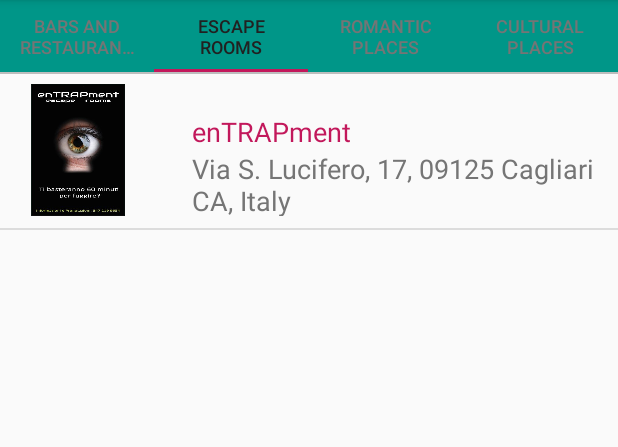
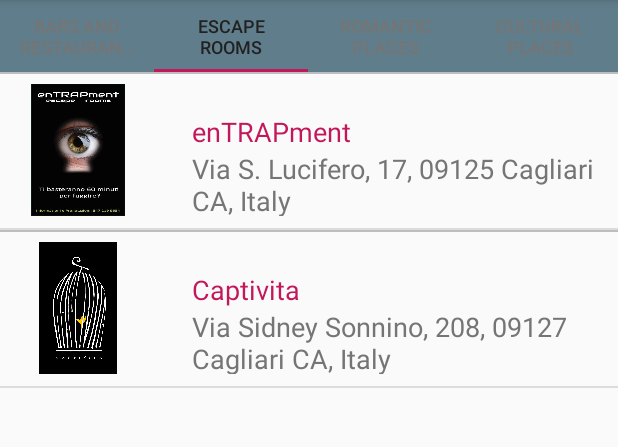
Before and after one commit to Melsara/HolidayEscape, an Android app: the screen it shows after launch (MainActivity), tab 2 chosen, on a phone screen of 412 x 824 dp, the part 84-531 px from its top. Run offline under Robolectric (Android 15) with nearby library versions, the phone set to English and light mode, and no system bars.

Commit message:
Adding second er.

```diff
--- a/app/src/main/java/eu/escapeadvisor/holidayescape/ErFragment.java
+++ b/app/src/main/java/eu/escapeadvisor/holidayescape/ErFragment.java
@@ -33,6 +33,8 @@ public class ErFragment extends Fragment {
 
         ers.add(new POI(mContext.getResources().getString(R.string.category_er),getString(R.string.er_name1), getString(R.string.er_url1), getString(R.string.er_email1), getString(R.string.er_tel1),
                 39.215552, 9.118157, R.drawable.entrapment, getString(R.string.er_desc1),getString(R.string.er_address1) ));
+        ers.add(new POI(mContext.getResources().getString(R.string.category_er),getString(R.string.er_name2), getString(R.string.er_url2), getString(R.string.er_email2), getString(R.string.er_tel2),
+                39.215552, 9.118157, R.drawable.captivita, getString(R.string.er_desc2),getString(R.string.er_address2) ));
 
         PoiAdapter ersAdapter = new PoiAdapter(getActivity(), ers);
         ListView listView = (ListView) rootView.findViewById(R.id.list);
--- a/app/src/main/res/values/colors.xml
+++ b/app/src/main/res/values/colors.xml
@@ -2,7 +2,7 @@
 <resources>
     <color name="colorPrimary">#E91E63</color>
     <color name="colorPrimaryDark">#C2185B</color>
-    <color name="colorAccent">#009688</color>
+    <color name="colorAccent">#607D8B</color>
     <color name="colorPrimaryLight">#F8BBD0</color>
     <color name="primaryText">#212121</color>
     <color name="secondaryText">#757575</color>
--- a/app/src/main/res/values/strings.xml
+++ b/app/src/main/res/values/strings.xml
@@ -34,7 +34,7 @@ Hanno tre priorità : cucinare buono, servire velocemente e garantire la qualit
         Propone concerti, spettacoli e dj set ogni weekend. È aperto dalle 11 del mattino con cucina disponibile “non stop” da mezzogiorno a mezzanotte. 365 giorni all\’anno.</string>
     <string name="bar_address4">Corso Vittorio Emanuele II, 44, 09124 Cagliari CA, Italy</string>
     <string name="er_name1">enTRAPment</string>
-    <string name="er_url1">https://www.entrapment.it//</string>
+    <string name="er_url1">https://www.entrapment.it/</string>
     <string name="er_email1">info@entrapment.it</string>
     <string name="er_tel1">+39 347 2199654</string>
     <string name="er_desc1">enTRAPment è il più innovativo locale di Cagliari dedicato alle Escape Room, e non solo. Probabilmente ti è capitato di giocare un’escape room sul tuo smartphone o magari di vedere qualche bellissimo film giallo, horror o di azione.
@@ -43,4 +43,11 @@ Hanno tre priorità : cucinare buono, servire velocemente e garantire la qualit
         Si, perchè ogni stanza ha una storia! Come i protagonisti di un film conoscerete un antefatto che vi ha portato a essere in quel luogo, ma solo giocando e procedendo nell\’avventura potrete scoprire di più, in una straordinaria avventura ricca di colpi di scena.
         Nei 60 minuti di gioco dovrete esplorare l\’ambiente che vi circonda, trovare indizi, capire come funzionano i meccanismi che incontrerete, collaborare con la vostra squadra per risolvere problemi o compiere azioni coordinate, passarvi oggetti, e analizzare tutto quello che vi circonda per svelare misteri e riuscire a fuggire.</string>
     <string name="er_address1">Via S. Lucifero, 17, 09125 Cagliari CA, Italy</string>
+    <string name="er_name2">Captivita</string>
+    <string name="er_url2">http://www.captivita.com/</string>
+    <string name="er_email2">info@captivita.com</string>
+    <string name="er_tel2">+39 340 5472022</string>
+    <string name="er_desc2">Trasportati in una realtà simulata, vi troverete immersi in scenari dedicati. Ogni room ha una propria narrazione, ambientazione e logica. Ogni room nasconde un mistero da svelare.
+        Scegliete la vostra avventura e varcate la soglia per affrontare la sfida.</string>
+    <string name="er_address2">Via Sidney Sonnino, 208, 09127 Cagliari CA, Italy</string>
 </resources>
```
Also changed, not shown: app/src/main/res/drawable-hdpi/captivita.png (added), app/src/main/res/drawable-mdpi/captivita.png (added), app/src/main/res/drawable-xhdpi/captivita.png (added), app/src/main/res/drawable-xxhdpi/captivita.png (added), app/src/main/res/drawable-xxxhdpi/captivita.png (added).
